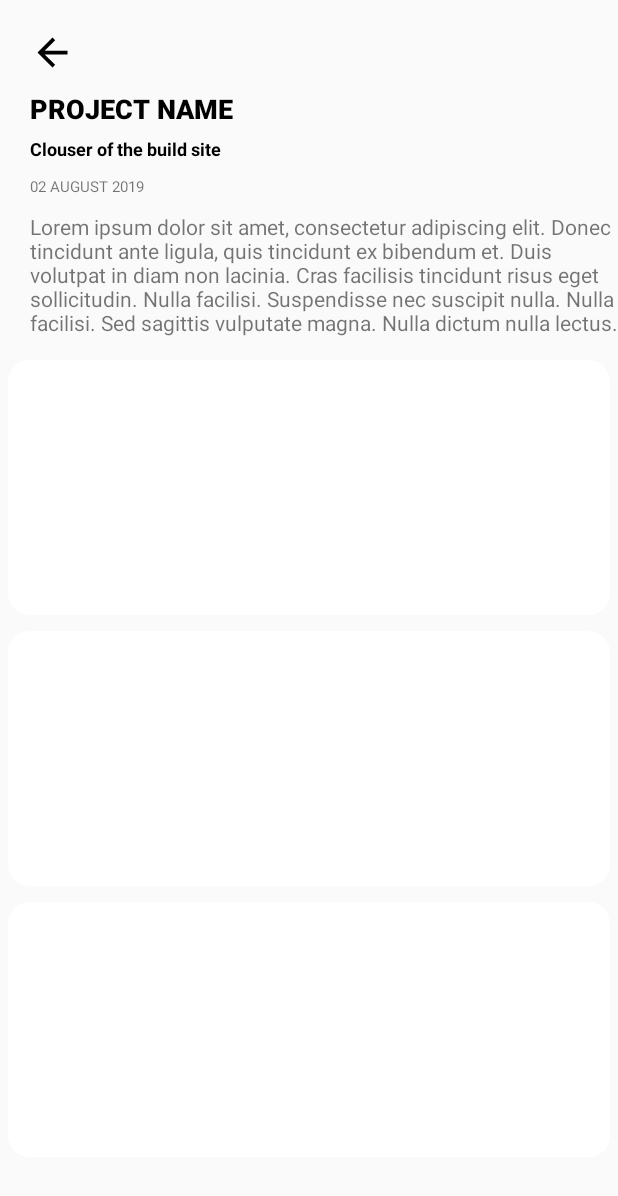
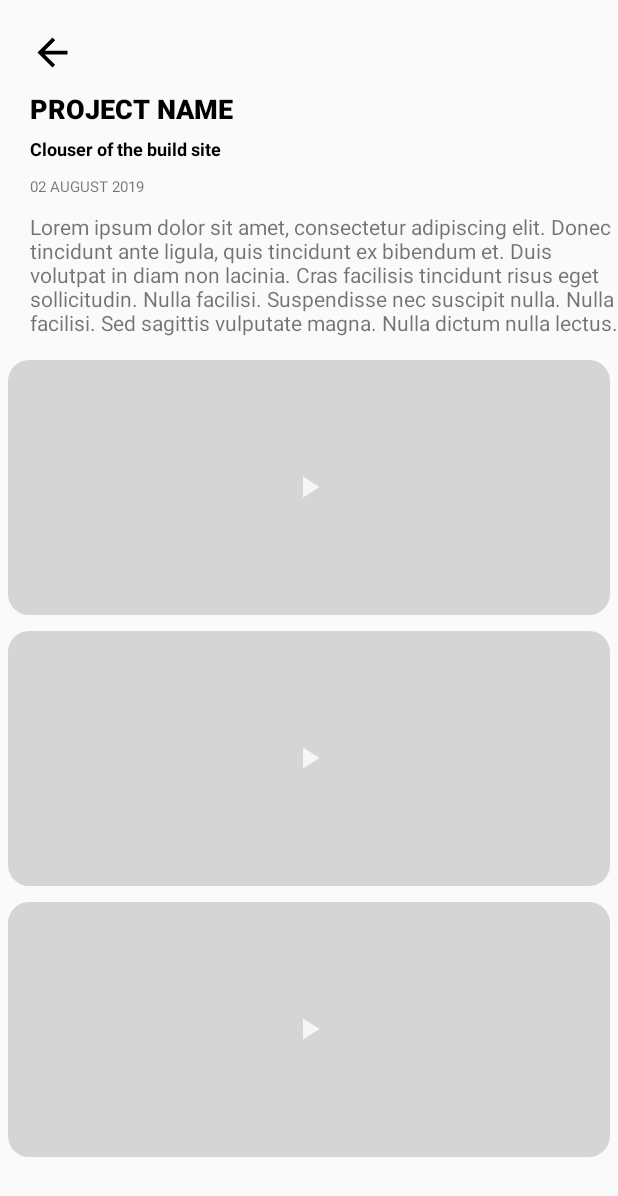
Before and after one commit to UnitSol/islamic-trust-organization-android-donor, an Android app: the layout activity_project_update_detail.xml on its own in the app's theme, with its tools: preview values and no code run, on a phone screen of 412 x 824 dp. Shown: the top 1196 px of the screen. Run offline under Robolectric (Android 15) with nearby library versions, the phone set to English and light mode, and no system bars; network calls fail.

```diff
--- a/islamictrustorganization/app/src/main/AndroidManifest.xml
+++ b/islamictrustorganization/app/src/main/AndroidManifest.xml
@@ -23,6 +23,9 @@
         android:supportsRtl="true"
         android:theme="@style/Theme.IslamicTrustOrganization"
         tools:targetApi="31">
+        <activity
+            android:name=".Controllers.VedioPlayerActivity"
+            android:exported="false" />
         <activity
             android:name=".Controllers.MyProjectsActivity"
             android:exported="false" />
--- a/islamictrustorganization/app/src/main/java/com/example/islamictrustorganization/BaseClass.java
+++ b/islamictrustorganization/app/src/main/java/com/example/islamictrustorganization/BaseClass.java
@@ -7,6 +7,7 @@ public class BaseClass {
     public static String selectedProjectName = "";
     public static String userEmail = "";
     public static String selectedUpdateDetailImageURL = "";
+    public static String selectedUpdateDetailVideoURL = "";
     public static String selectedUpdateProjectID = "";
     public static String selectedUpdateProjectName = "";
     public static String selectedUpdateProjectDate = "";
--- /dev/null
+++ b/islamictrustorganization/app/src/main/res/drawable/baseline_play_arrow_24.xml
@@ -0,0 +1,5 @@
+<vector android:height="24dp" android:tint="#F8F5F5"
+    android:viewportHeight="24" android:viewportWidth="24"
+    android:width="24dp" xmlns:android="http://schemas.android.com/apk/res/android">
+    <path android:fillColor="@android:color/white" android:pathData="M8,5v14l11,-7z"/>
+</vector>
--- a/islamictrustorganization/app/src/main/res/layout/li_project_detail_image.xml
+++ b/islamictrustorganization/app/src/main/res/layout/li_project_detail_image.xml
@@ -11,12 +11,26 @@
         android:id="@+id/cmd_update_project_detail_image"
         android:layout_width="match_parent"
         android:layout_height="match_parent">
-
         <ImageView
             android:id="@+id/img_update_project_detail"
             android:layout_width="match_parent"
             android:layout_height="match_parent"
             android:scaleType="centerCrop"/>
+        <RelativeLayout
+            android:id="@+id/view_video_mask"
+            android:layout_width="match_parent"
+            android:layout_height="match_parent"
+            android:background="#2A000000">
+
+        </RelativeLayout>
+        <ImageView
+            android:id="@+id/img_play_btn"
+            android:layout_width="wrap_content"
+            android:layout_height="wrap_content"
+            android:src="@drawable/baseline_play_arrow_24"
+            android:layout_centerInParent="true"/>
+
+
 
     </RelativeLayout>
 
```
Also changed, not shown: islamictrustorganization/app/src/main/java/com/example/islamictrustorganization/Adapters/GridViewImageAdapter.java (+20 -11 lines), islamictrustorganization/app/src/main/java/com/example/islamictrustorganization/Controllers/ProjectDetailActivity.java (+7 -1 lines), islamictrustorganization/app/src/main/java/com/example/islamictrustorganization/Controllers/VedioPlayerActivity.java (added, +36 -0 lines), islamictrustorganization/app/src/main/java/com/example/islamictrustorganization/Controllers/ZoomActivity.java (+9 -1 lines), islamictrustorganization/app/src/main/res/layout/activity_vedio_player.xml (renamed from islamictrustorganization/app/src/main/res/layout/activity_zoom.xml, +12 -11 lines).
